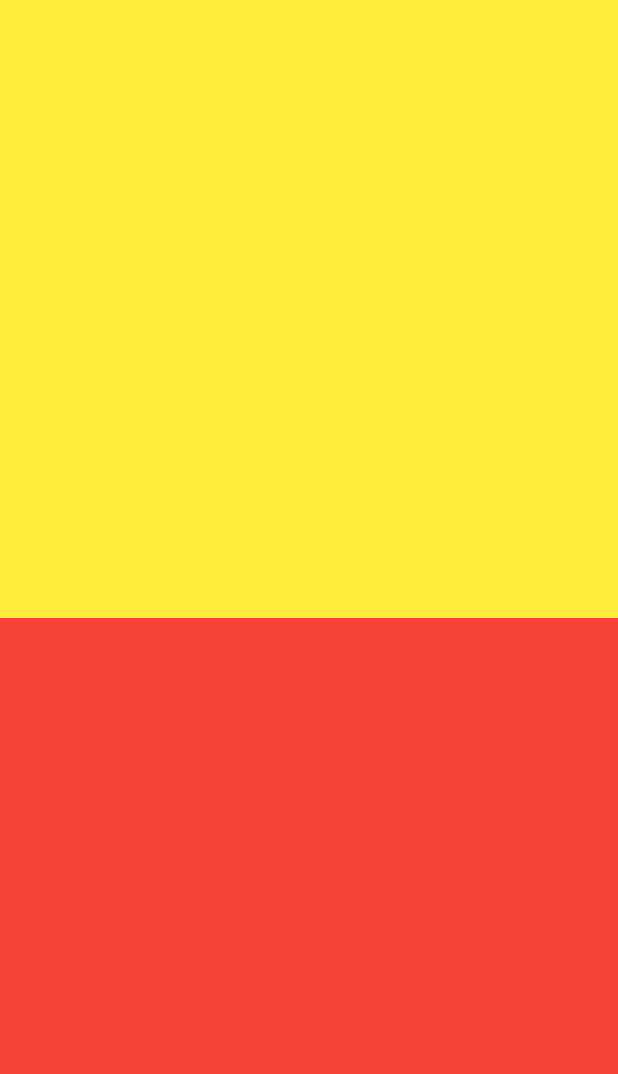
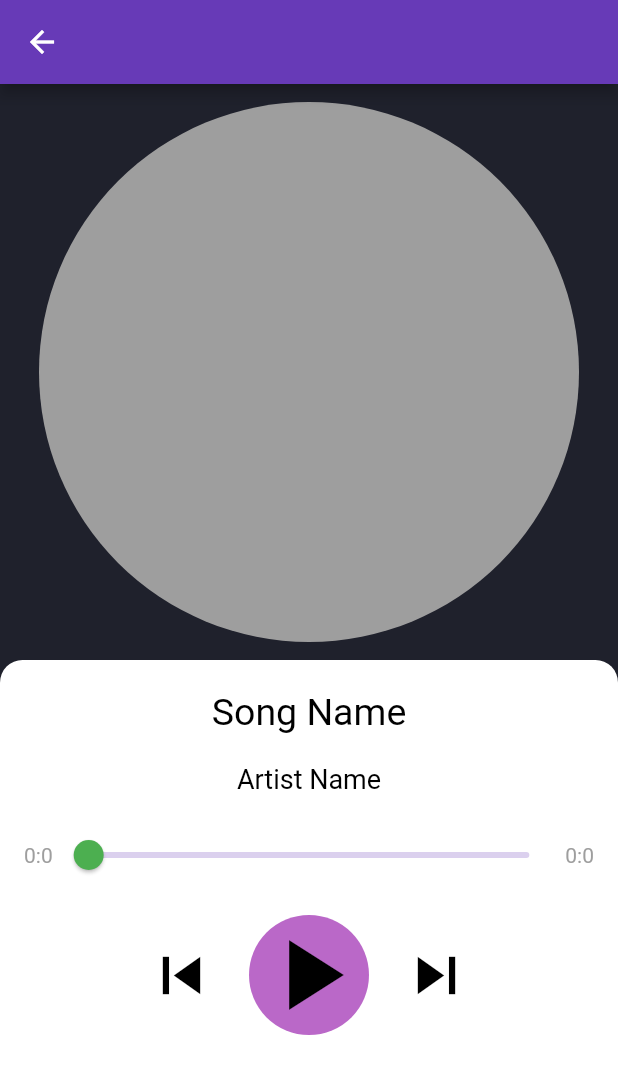
Before and after one commit to priyanshutaru/music_app, a Flutter app: the Player screen opened directly, on a phone screen of 412 x 824 dp. Shown: the top 1074 px of the screen. Run offline on Flutter 3.47's test engine with Material 2 defaults, Android fonts, the phone set to English and light mode, and no system bars; our stand-ins replace get, just_audio, on_audio_query, permission_handler.

Commit message:
player design completed

```diff
--- a/lib/screen/player_screen.dart
+++ b/lib/screen/player_screen.dart
@@ -1,4 +1,7 @@
+// ignore_for_file: prefer_const_constructors, prefer_const_literals_to_create_immutables
+
 import 'package:flutter/material.dart';
+import 'package:music_app/const/colors.dart';
 
 class Player extends StatefulWidget {
   const Player({super.key});
@@ -11,16 +14,118 @@ class _PlayerState extends State<Player> {
   @override
   Widget build(BuildContext context) {
     return Scaffold(
+      backgroundColor: bgcolor,
+      appBar: AppBar(),
       body: Column(
         children: [
           Expanded(
             child: Container(
-              color: Colors.yellow,
+              margin: EdgeInsets.all(12),
+              decoration:
+                  BoxDecoration(color: Colors.grey, shape: BoxShape.circle),
+              //color: Colors.yellow,
+              // child: Center(
+              //   child: Icon(
+              //     Icons.music_note,
+              //     //size: 40,
+              //   ),
+              // ),
             ),
           ),
-           Expanded(
+          Expanded(
             child: Container(
-              color: Colors.red,
+              decoration: BoxDecoration(
+                borderRadius: BorderRadius.vertical(
+                  top: Radius.circular(15),
+                ),
+                color: Colors.white,
+              ),
+              child: Column(
+                // mainAxisAlignment: MainAxisAlignment.spaceAround,
+                children: [
+                  SizedBox(
+                    height: 20,
+                  ),
+                  Text(
+                    "Song Name",
+                    style: TextStyle(
+                        color: Colors.black,
+                        fontSize: 25,
+                        fontWeight: FontWeight.w400),
+                  ),
+                  SizedBox(
+                    height: 20,
+                  ),
+                  Text(
+                    "Artist Name",
+                    style: TextStyle(
+                        color: Colors.black,
+                        fontSize: 18,
+                        fontWeight: FontWeight.w400),
+                  ),
+                  Padding(
+                    padding: const EdgeInsets.all(16.0),
+                    child: Row(
+                      mainAxisAlignment: MainAxisAlignment.center,
+                      children: [
+                        Text(
+                          "0:0",
+                          style: TextStyle(
+                            color: Colors.grey,
+                          ),
+                        ),
+                        Expanded(
+                          child: Slider(
+                              thumbColor: Colors.green,
+                              //inactiveColor: bgdarkercolor,
+                              activeColor: Colors.deepPurple,
+                              value: 0.0,
+                              onChanged: (newValue) {}),
+                        ),
+                        Text(
+                          "0:0",
+                          style: TextStyle(
+                            color: Colors.grey,
+                          ),
+                        ),
+                      ],
+                    ),
+                  ),
+                  Row(
+                    mainAxisAlignment: MainAxisAlignment.center,
+                    children: [
+                      Icon(
+                        Icons.skip_previous,
+                        size: 50,
+                        color: Colors.black,
+                      ),
+                      SizedBox(
+                        width: 20,
+                      ),
+                      CircleAvatar(
+                        backgroundColor: Colors.purple[300],
+                        radius: 40,
+                        child: Transform.scale(
+                          scale: 1,
+                          child: Icon(
+                            Icons.play_arrow,
+                            size: 80,
+                            color: Colors.black,
+                          ),
+                        ),
+                      ),
+                      SizedBox(
+                        width: 20,
+                      ),
+                      Icon(
+                        Icons.skip_next,
+                        size: 50,
+                        color: Colors.black,
+                      ),
+                    ],
+                  )
+                ],
+              ),
             ),
           ),
         ],
```
